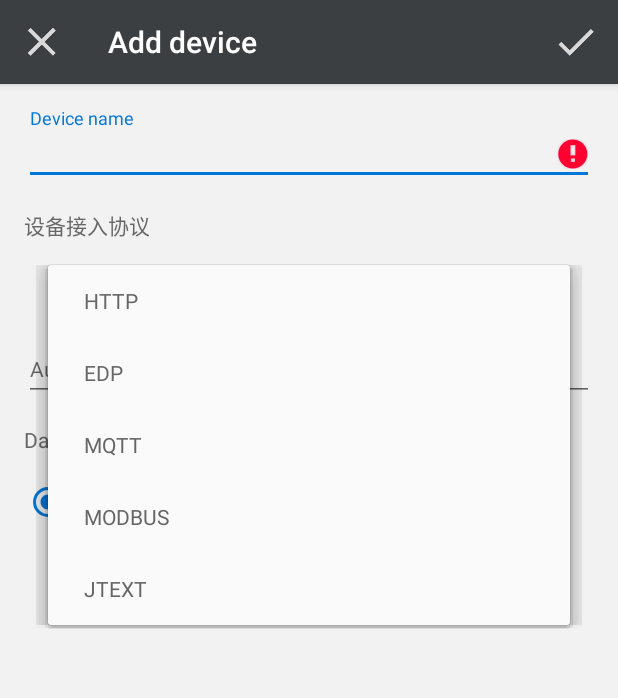
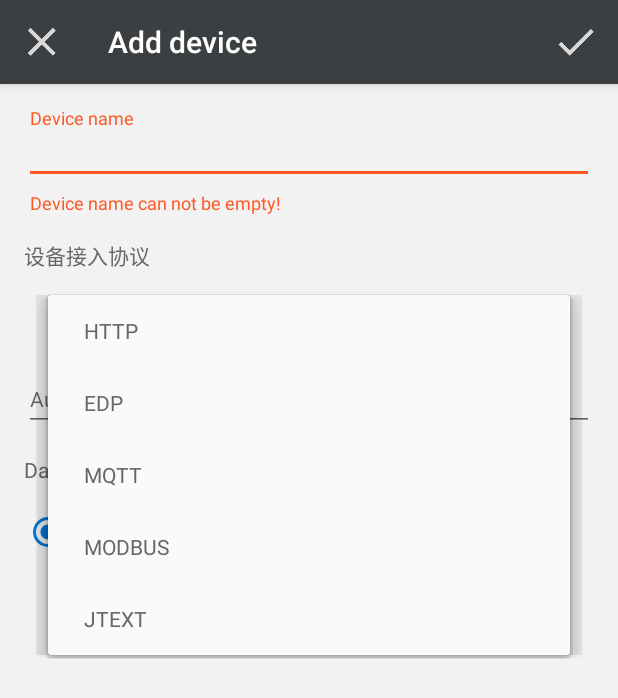
Before and after one commit to cm-heclouds/AndroidSDK, an Android app: the AddDeviceActivity screen opened directly, with no data from a screen before it, after a tap on "HTTP", on a phone screen of 412 x 824 dp. Shown: the top 698 px of the screen. Run offline under Robolectric (Android 15) with nearby library versions, the phone set to English and light mode, and no system bars; 1 other tap on this screen came first.

Commit message:
update samples

```diff
--- a/app/src/main/java/com/chinamobile/iot/onenet/sdksample/activity/AddDeviceActivity.java
+++ b/app/src/main/java/com/chinamobile/iot/onenet/sdksample/activity/AddDeviceActivity.java
@@ -4,7 +4,6 @@ import android.content.Intent;
 import android.os.Bundle;
 import android.support.annotation.IdRes;
 import android.support.annotation.Nullable;
-import android.support.design.widget.TextInputEditText;
 import android.support.design.widget.TextInputLayout;
 import android.support.v4.content.LocalBroadcastManager;
 import android.support.v7.app.AppCompatActivity;
@@ -15,7 +14,6 @@ import android.view.Menu;
 import android.view.MenuItem;
 import android.view.View;
 import android.widget.AdapterView;
-import android.widget.EditText;
 import android.widget.RadioGroup;
 import android.widget.Toast;
 
@@ -31,17 +29,16 @@ public class AddDeviceActivity extends AppCompatActivity {
 
     private Toolbar mToolbar;
 
-    private TextInputEditText mDeviceTitleEditText;
+    private TextInputLayout mDeviceTitleEditText;
 
     private TextInputLayout mAuthInfoLayout;
     private View mModbusAuthInfoLayout;
     private View mJTextAuthInfoLayout;
 
-    private TextInputEditText mAuthInfoEditText;
-    private TextInputEditText mDtuNumberEditText;
-    private TextInputEditText mDtuPasswordEditText;
-    private TextInputEditText mDeviceModelEditText;
-    private TextInputEditText mDeviceIdEditText;
+    private TextInputLayout mDtuNumberLayout;
+    private TextInputLayout mDtuPasswordLayout;
+    private TextInputLayout mDeviceModelLayout;
+    private TextInputLayout mDeviceIdLayout;
     private AppCompatSpinner mProtocolSpinner;
     private RadioGroup mRadioGroup;
     private boolean mPrivate;
@@ -62,15 +59,14 @@ public class AddDeviceActivity extends AppCompatActivity {
         getSupportActionBar().setHomeAsUpIndicator(R.drawable.ic_action_close);
         getSupportActionBar().setDisplayHomeAsUpEnabled(true);
 
-        mDeviceTitleEditText = (TextInputEditText) findViewById(R.id.title);
+        mDeviceTitleEditText = (TextInputLayout) findViewById(R.id.title);
         mAuthInfoLayout = (TextInputLayout) findViewById(R.id.auth_info_layout);
         mModbusAuthInfoLayout = findViewById(R.id.modbus_auth_info);
         mJTextAuthInfoLayout = findViewById(R.id.jtext_auth_info);
-        mAuthInfoEditText = (TextInputEditText) findViewById(R.id.auth_info);
-        mDtuNumberEditText = (TextInputEditText) findViewById(R.id.dtu_number);
-        mDtuPasswordEditText = (TextInputEditText) findViewById(R.id.dtu_password);
-        mDeviceModelEditText = (TextInputEditText) findViewById(R.id.model);
-        mDeviceIdEditText = (TextInputEditText) findViewById(R.id.id);
+        mDtuNumberLayout = (TextInputLayout) findViewById(R.id.dtu_number_layout);
+        mDtuPasswordLayout = (TextInputLayout) findViewById(R.id.dtu_password_layout);
+        mDeviceModelLayout = (TextInputLayout) findViewById(R.id.model_layout);
+        mDeviceIdLayout = (TextInputLayout) findViewById(R.id.id_layout);
         mProtocolSpinner = (AppCompatSpinner) findViewById(R.id.protocol_spinner);
         mRadioGroup = (RadioGroup) findViewById(R.id.radio_group);
 
@@ -126,27 +122,27 @@ public class AddDeviceActivity extends AppCompatActivity {
         boolean valid = checkInput(mDeviceTitleEditText, R.string.device_title_empty_error);
         if (valid) {
             if (mProtocolSpinner.getSelectedItemPosition() < 3) {
-                valid = checkInput(mAuthInfoEditText, R.string.auth_info_empty_error);
+                valid = checkInput(mAuthInfoLayout, R.string.auth_info_empty_error);
             } else if (mProtocolSpinner.getSelectedItemPosition() == 3) {
-                valid = checkInput(mDtuNumberEditText, R.string.dtu_serial_number_empty_error);
+                valid = checkInput(mDtuNumberLayout, R.string.dtu_serial_number_empty_error);
                 if (valid) {
-                    valid = checkInput(mDtuPasswordEditText, R.string.dtu_password_empty_error);
+                    valid = checkInput(mDtuPasswordLayout, R.string.dtu_password_empty_error);
                 }
             } else if (mProtocolSpinner.getSelectedItemPosition() == 4) {
-                valid = checkInput(mDeviceModelEditText, R.string.device_model_empty_drror);
+                valid = checkInput(mDeviceModelLayout, R.string.device_model_empty_drror);
                 if (valid) {
-                    valid = checkInput(mDeviceIdEditText, R.string.device_id_empty_error);
+                    valid = checkInput(mDeviceIdLayout, R.string.device_id_empty_error);
                 }
             }
         }
         return valid;
     }
 
-    private boolean checkInput(EditText editText, int errorResId) {
-        String text = editText.getText().toString();
+    private boolean checkInput(TextInputLayout textInputLayout, int errorResId) {
+        String text = textInputLayout.getEditText().getText().toString();
         if (TextUtils.isEmpty(text)) {
-            editText.setError(getResources().getString(errorResId));
-            editText.requestFocus();
+            textInputLayout.setError(getResources().getString(errorResId));
+            textInputLayout.requestFocus();
             return false;
         }
         return true;
@@ -155,19 +151,19 @@ public class AddDeviceActivity extends AppCompatActivity {
     private void addDevice() {
         JSONObject requestContent = new JSONObject();
         try {
-            requestContent.putOpt("title", mDeviceTitleEditText.getText().toString());
+            requestContent.putOpt("title", mDeviceTitleEditText.getEditText().getText().toString());
             requestContent.putOpt("protocol", mProtocol);
             requestContent.putOpt("private", mPrivate);
             if (mProtocolSpinner.getSelectedItemPosition() < 3) {
-                requestContent.putOpt("auth_info", mAuthInfoEditText.getText().toString());
+                requestContent.putOpt("auth_info", mAuthInfoLayout.getEditText().getText().toString());
             } else if (mProtocolSpinner.getSelectedItemPosition() == 3) {
                 JSONObject authInfo = new JSONObject();
-                authInfo.putOpt(mDtuNumberEditText.getText().toString(), mDtuPasswordEditText.getText().toString());
+                authInfo.putOpt(mDtuNumberLayout.getEditText().getText().toString(), mDtuPasswordLayout.getEditText().getText().toString());
                 requestContent.putOpt("auth_info", authInfo);
             } else if (mProtocolSpinner.getSelectedItemPosition() == 4) {
                 JSONObject activateCode = new JSONObject();
-                activateCode.putOpt("mt", mDeviceModelEditText.getText().toString());
-                activateCode.putOpt("mid", mDeviceIdEditText.getText().toString());
+                activateCode.putOpt("mt", mDeviceModelLayout.getEditText().getText().toString());
+                activateCode.putOpt("mid", mDeviceIdLayout.getEditText().getText().toString());
                 requestContent.putOpt("activate_code", activateCode);
             }
             OneNetApi.addDevice(requestContent.toString(), new OneNetApiCallback() {
--- /dev/null
+++ b/app/src/main/java/com/chinamobile/iot/onenet/sdksample/view/TextInputContainer.java
@@ -0,0 +1,53 @@
+package com.chinamobile.iot.onenet.sdksample.view;
+
+import android.content.Context;
+import android.support.design.widget.TextInputLayout;
+import android.text.Editable;
+import android.text.TextWatcher;
+import android.util.AttributeSet;
+import android.view.View;
+import android.view.ViewGroup;
+
+public class TextInputContainer extends TextInputLayout {
+
+    public TextInputContainer(Context context) {
+        this(context, null);
+    }
+
+    public TextInputContainer(Context context, AttributeSet attrs) {
+        this(context, attrs, 0);
+    }
+
+    public TextInputContainer(Context context, AttributeSet attrs, int defStyleAttr) {
+        super(context, attrs, defStyleAttr);
+    }
+
+    @Override
+    public void addView(View child, int index, final ViewGroup.LayoutParams params) {
+        super.addView(child, index, params);
+        if (getEditText() != null) {
+            getEditText().addTextChangedListener(mTextWatcher);
+        }
+    }
+
+    private TextWatcher mTextWatcher = new TextWatcher() {
+        @Override
+        public void beforeTextChanged(CharSequence s, int start, int count, int after) {
+
+        }
+
+        @Override
+        public void onTextChanged(CharSequence s, int start, int before, int count) {
+
+        }
+
+        @Override
+        public void afterTextChanged(Editable s) {
+            if (s.length() > 0) {
+                setError(null);
+                setErrorEnabled(false);
+            }
+        }
+    };
+
+}
--- a/app/src/main/res/layout/activity_add_device.xml
+++ b/app/src/main/res/layout/activity_add_device.xml
@@ -29,7 +29,8 @@
             android:layout_height="match_parent"
             android:orientation="vertical">
 
-            <android.support.design.widget.TextInputLayout
+            <com.chinamobile.iot.onenet.sdksample.view.TextInputContainer
+                android:id="@+id/title"
                 android:layout_width="match_parent"
                 android:layout_height="wrap_content"
                 android:layout_marginLeft="16dp"
@@ -39,7 +40,6 @@
                 app:hintEnabled="true">
 
                 <android.support.design.widget.TextInputEditText
-                    android:id="@+id/title"
                     android:layout_width="match_parent"
                     android:layout_height="wrap_content"
                     android:hint="@string/add_device_title_hint"
@@ -47,7 +47,7 @@
                     android:textColorHint="@color/textColorHint"
                     android:textSize="14sp"/>
 
-            </android.support.design.widget.TextInputLayout>
+            </com.chinamobile.iot.onenet.sdksample.view.TextInputContainer>
 
             <TextView
                 android:layout_width="match_parent"
@@ -72,7 +72,7 @@
 
             </android.support.v7.widget.AppCompatSpinner>
 
-            <android.support.design.widget.TextInputLayout
+            <com.chinamobile.iot.onenet.sdksample.view.TextInputContainer
                 android:id="@+id/auth_info_layout"
                 android:layout_width="match_parent"
                 android:layout_height="wrap_content"
@@ -91,7 +91,7 @@
                     android:textColorHint="@color/textColorHint"
                     android:textSize="14sp"/>
 
-            </android.support.design.widget.TextInputLayout>
+            </com.chinamobile.iot.onenet.sdksample.view.TextInputContainer>
 
             <LinearLayout
                 android:id="@+id/modbus_auth_info"
@@ -100,7 +100,7 @@
                 android:orientation="vertical"
                 android:visibility="gone">
 
-                <android.support.design.widget.TextInputLayout
+                <com.chinamobile.iot.onenet.sdksample.view.TextInputContainer
                     android:id="@+id/dtu_number_layout"
                     android:layout_width="match_parent"
                     android:layout_height="wrap_content"
@@ -119,9 +119,9 @@
                         android:textColorHint="@color/textColorHint"
                         android:textSize="14sp"/>
 
-                </android.support.design.widget.TextInputLayout>
+                </com.chinamobile.iot.onenet.sdksample.view.TextInputContainer>
 
-                <android.support.design.widget.TextInputLayout
+                <com.chinamobile.iot.onenet.sdksample.view.TextInputContainer
                     android:id="@+id/dtu_password_layout"
                     android:layout_width="match_parent"
                     android:layout_height="wrap_content"
@@ -140,7 +140,7 @@
                         android:textColorHint="@color/textColorHint"
                         android:textSize="14sp"/>
 
-                </android.support.design.widget.TextInputLayout>
+                </com.chinamobile.iot.onenet.sdksample.view.TextInputContainer>
 
             </LinearLayout>
 
@@ -151,7 +151,7 @@
                 android:orientation="vertical"
                 android:visibility="gone">
 
-                <android.support.design.widget.TextInputLayout
+                <com.chinamobile.iot.onenet.sdksample.view.TextInputContainer
                     android:id="@+id/model_layout"
                     android:layout_width="match_parent"
                     android:layout_height="wrap_content"
@@ -170,9 +170,9 @@
                         android:textColorHint="@color/textColorHint"
                         android:textSize="14sp"/>
 
-                </android.support.design.widget.TextInputLayout>
+                </com.chinamobile.iot.onenet.sdksample.view.TextInputContainer>
 
-                <android.support.design.widget.TextInputLayout
+                <com.chinamobile.iot.onenet.sdksample.view.TextInputContainer
                     android:id="@+id/id_layout"
                     android:layout_width="match_parent"
                     android:layout_height="wrap_content"
@@ -191,7 +191,7 @@
                         android:textColorHint="@color/textColorHint"
                         android:textSize="14sp"/>
 
-                </android.support.design.widget.TextInputLayout>
+                </com.chinamobile.iot.onenet.sdksample.view.TextInputContainer>
 
             </LinearLayout>
 
--- a/app/src/main/res/layout/activity_edit_api_key.xml
+++ b/app/src/main/res/layout/activity_edit_api_key.xml
@@ -15,7 +15,7 @@
         app:theme="@style/ThemeOverlay.AppCompat.Dark.ActionBar"
         app:title="@string/edit_apikey"/>
 
-    <android.support.design.widget.TextInputLayout
+    <com.chinamobile.iot.onenet.sdksample.view.TextInputContainer
         android:id="@+id/text_input_layout"
         android:layout_width="match_parent"
         android:layout_height="wrap_content"
@@ -34,6 +34,6 @@
             android:textColorHint="@color/textColorHint"
             android:textSize="14sp"/>
 
-    </android.support.design.widget.TextInputLayout>
+    </com.chinamobile.iot.onenet.sdksample.view.TextInputContainer>
 
 </LinearLayout>
--- a/app/src/main/res/values/strings.xml
+++ b/app/src/main/res/values/strings.xml
@@ -73,4 +73,7 @@
     <string name="modified_successfully">Modified successfully</string>
     <string name="online">Online</string>
     <string name="offline">Offline</string>
+    <string name="param_name_empty_error">Parameter name cannot be empty</string>
+    <string name="param_value_empty_error">Parameter value cannot be empty</string>
+    <string name="invalid_url">Invalid URL</string>
 </resources>
```
Also changed, not shown: app/src/main/java/com/chinamobile/iot/onenet/sdksample/activity/AddDataStreamActivity.java (+15 -16 lines), app/src/main/java/com/chinamobile/iot/onenet/sdksample/activity/EditDeviceActivity.java (+31 -37 lines), app/src/main/java/com/chinamobile/iot/onenet/sdksample/activity/MainActivity.java (+4 -10 lines), app/src/main/java/com/chinamobile/iot/onenet/sdksample/activity/SendCommandActivity.java (+17 -17 lines), app/src/main/java/com/chinamobile/iot/onenet/sdksample/fragment/ApiDebugFragment.java (+16 -10 lines), app/src/main/java/com/chinamobile/iot/onenet/sdksample/fragment/DataSimFragment.java (+36 -36 lines), app/src/main/java/com/chinamobile/iot/onenet/sdksample/fragment/MapSimFragment.java (+13 -11 lines), app/src/main/res/layout/activity_add_datastream.xml (+9 -9 lines), app/src/main/res/layout/activity_edit_device.xml (+13 -13 lines), app/src/main/res/layout/activity_send_command.xml (+5 -5 lines), app/src/main/res/layout/dialog_add_request_params.xml (+4 -4 lines), app/src/main/res/layout/fragment_api_debug.xml (+6 -6 lines), app/src/main/res/layout/fragment_data_sim.xml (+15 -16 lines), app/src/main/res/layout/fragment_map_sim.xml (+6 -6 lines), 1 other file.
